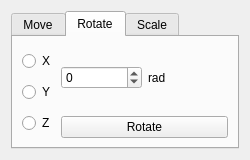
The window that src/3D_Viewer/interactions.ui (casscurs/s21_3DViewer_v2) describes before a commit, drawn with Qt 5.
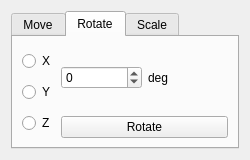
The same window after the commit. The open tabs and pages were chosen to show the change.

Commit message: всем кнопкам кнопка

```diff
--- a/src/3D_Viewer/interactions.ui
+++ b/src/3D_Viewer/interactions.ui
@@ -158,7 +158,7 @@
            <item>
             <widget class="QLabel" name="label_angle">
              <property name="text">
-              <string>rad</string>
+              <string>deg</string>
              </property>
             </widget>
            </item>
```
Left out of the diff: 2 changed lines with no effect on the pictures. The commit also changes 5 other files.
